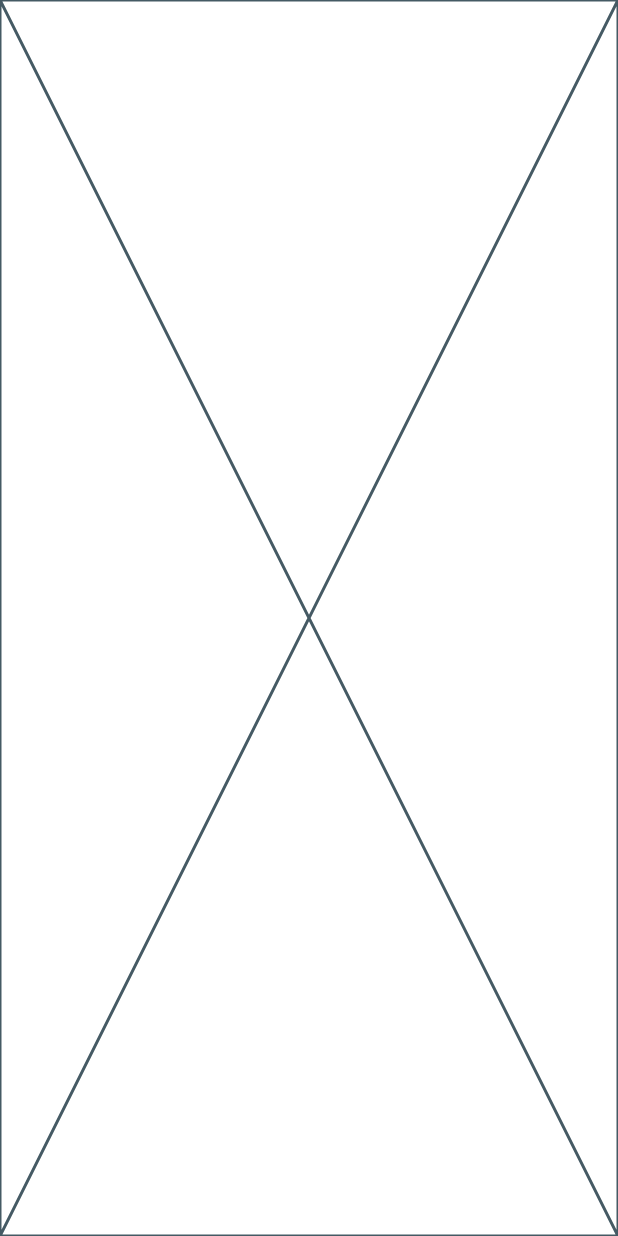
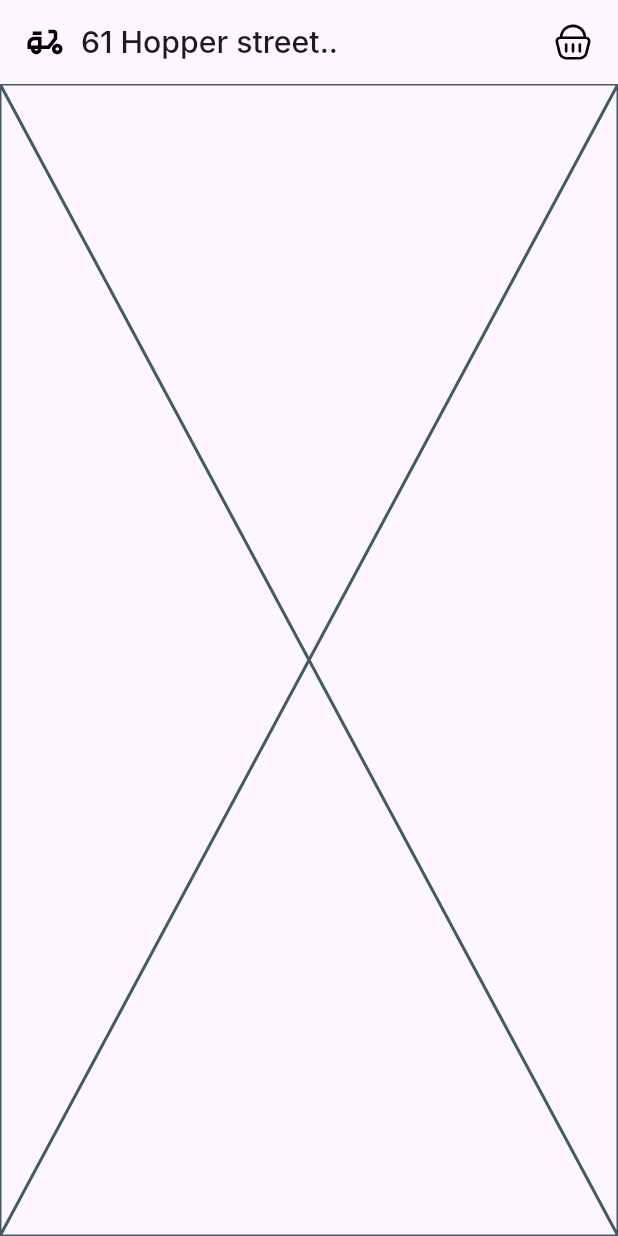
Before and after one commit to Omar-Tmam/fruit-app, a Flutter app: the screen it shows after launch, on a phone screen of 412 x 824 dp. Run offline on Flutter 3.47's test engine with Material 3 defaults, Android fonts, the phone set to English and light mode, and no system bars; our stand-ins replace flutter_svg, go_router; Roboto replaces fonts that are missing (Inter).

Commit message:
create home view body + finish app bar

```diff
--- a/lib/Features/home/presentation/views/home_view.dart
+++ b/lib/Features/home/presentation/views/home_view.dart
@@ -1,10 +1,39 @@
 import 'package:flutter/material.dart';
+import 'package:flutter_svg/flutter_svg.dart';
+import 'package:fruit_app/Core/utils/app_styles.dart';
+import 'package:fruit_app/Features/home/presentation/views/widgets/home_view_body.dart';
 
 class HomeView extends StatelessWidget {
   const HomeView({super.key});
 
   @override
   Widget build(BuildContext context) {
-    return const Placeholder();
+    return Scaffold(
+      appBar: AppBar(
+        title: Row(
+          children: [
+            SvgPicture.asset(
+              'assets/motor.svg',
+              width: 28,
+            ),
+            SizedBox(
+              width: 10,
+            ),
+            Text(
+              '61 Hopper street..',
+              style: AppStyles.secondaryText(context).copyWith(
+                fontSize: getResponsiveFontSize(context, fontSize: 22),
+              ),
+            ),
+            Expanded(child: SizedBox()),
+            SvgPicture.asset(
+              'assets/pasket_icon.svg',
+              width: 28,
+            )
+          ],
+        ),
+      ),
+      body: HomeViewBody(),
+    );
   }
 }
--- /dev/null
+++ b/lib/Features/home/presentation/views/widgets/home_view_body.dart
@@ -0,0 +1,10 @@
+import 'package:flutter/material.dart';
+
+class HomeViewBody extends StatelessWidget {
+  const HomeViewBody({super.key});
+
+  @override
+  Widget build(BuildContext context) {
+    return const Placeholder();
+  }
+}
```
Also changed, not shown: assets/motor.svg (added), assets/pasket_icon.svg (added).
